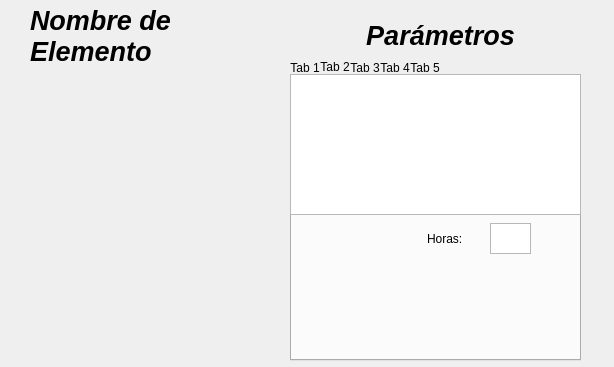
razulued/qt_application, file asa_application/detailedwindow.ui: the form before one commit.
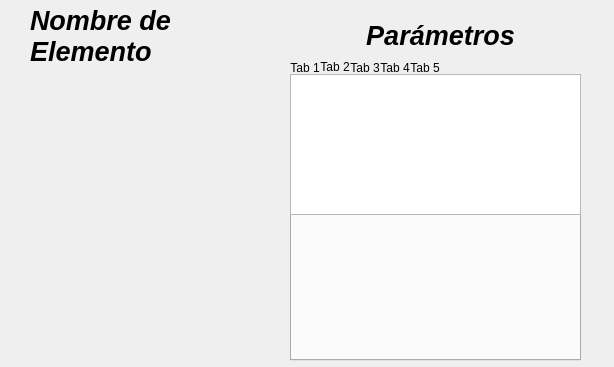
The form after the commit. Icons and pictures are not drawn.

The edit to the form file:
```diff
--- a/asa_application/detailedwindow.ui
+++ b/asa_application/detailedwindow.ui
@@ -732,9 +732,9 @@
     <widget class="QPushButton" name="key_back">
      <property name="geometry">
       <rect>
-       <x>250</x>
+       <x>202</x>
        <y>235</y>
-       <width>41</width>
+       <width>88</width>
        <height>40</height>
       </rect>
      </property>
@@ -766,8 +766,8 @@
     <widget class="QPushButton" name="key_OK">
      <property name="geometry">
       <rect>
-       <x>7</x>
-       <y>149</y>
+       <x>211</x>
+       <y>146</y>
        <width>81</width>
        <height>41</height>
       </rect>
@@ -800,8 +800,8 @@
     <widget class="QPushButton" name="key_Reschedule">
      <property name="geometry">
       <rect>
-       <x>252</x>
-       <y>145</y>
+       <x>100</x>
+       <y>144</y>
        <width>41</width>
        <height>41</height>
       </rect>
@@ -831,19 +831,6 @@
       <bool>false</bool>
      </property>
     </widget>
-    <widget class="QLabel" name="label_horas">
-     <property name="geometry">
-      <rect>
-       <x>137</x>
-       <y>154</y>
-       <width>61</width>
-       <height>21</height>
-      </rect>
-     </property>
-     <property name="text">
-      <string>Horas:</string>
-     </property>
-    </widget>
     <widget class="QTableWidget" name="tableWidget">
      <property name="geometry">
       <rect>
@@ -854,15 +841,18 @@
       </rect>
      </property>
     </widget>
-    <widget class="QPlainTextEdit" name="textEdit">
+    <widget class="QLabel" name="label_horas">
      <property name="geometry">
       <rect>
-       <x>200</x>
-       <y>149</y>
-       <width>41</width>
+       <x>10</x>
+       <y>153</y>
+       <width>91</width>
        <height>31</height>
       </rect>
      </property>
+     <property name="text">
+      <string/>
+     </property>
     </widget>
    </widget>
    <widget class="QWidget" name="tab_3">
```
Left out of the diff: 34 changed lines with no effect on the pictures.
